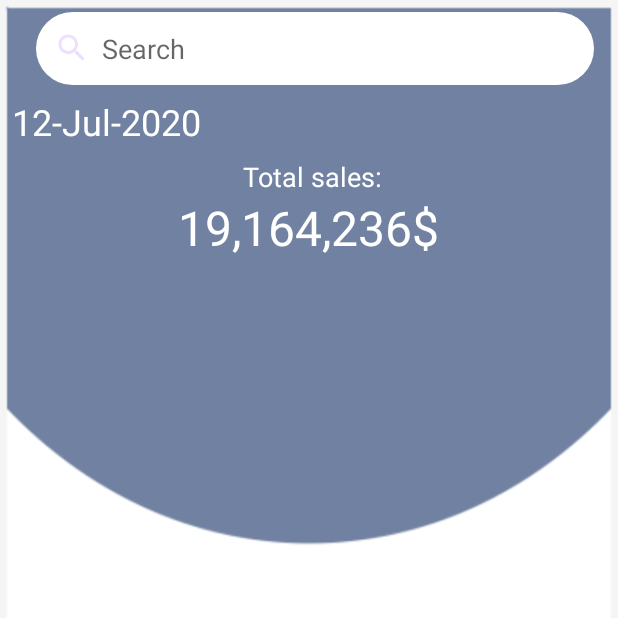
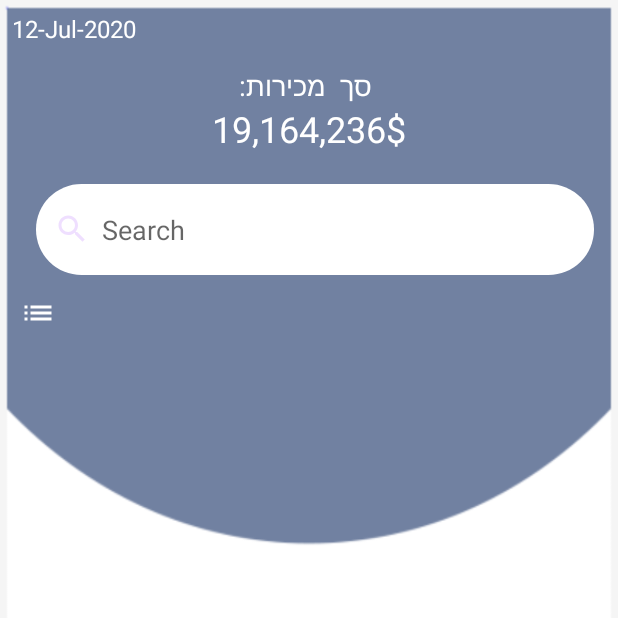
Before and after one commit to ShonOhana/salesApp, an Android app: the MainFragment screen opened directly, with no data from a screen before it, on a phone screen of 412 x 824 dp, the top half of it. Run offline under Robolectric (Android 15) with nearby library versions, the phone set to English and light mode, and no system bars; our stand-ins replace CircleImageView, Picasso, Room's generated code; pictures from the network do not load.

Commit message:
with layout change

```diff
--- a/app/build.gradle
+++ b/app/build.gradle
@@ -45,6 +45,10 @@ dependencies {
     implementation 'androidx.legacy:legacy-support-v4:1.0.0'
     implementation 'com.google.android.material:material:1.0.0'
     testImplementation 'junit:junit:4.12'
+
+    implementation 'com.google.android.gms:play-services-vision:15.0.0'
+    implementation 'com.thoughtbot:expandablerecyclerview:1.3'
+
     androidTestImplementation 'androidx.test.ext:junit:1.1.1'
     androidTestImplementation 'androidx.test.espresso:espresso-core:3.2.0'
 
--- a/app/src/main/AndroidManifest.xml
+++ b/app/src/main/AndroidManifest.xml
@@ -3,6 +3,8 @@
     package="com.example.postapp">
 
     <uses-permission android:name="android.permission.INTERNET" />
+    <uses-permission android:name="android.permission.READ_EXTERNAL_STORAGE"/>
+
 
 
     <application
@@ -24,6 +26,8 @@
                 <category android:name="android.intent.category.LAUNCHER" />
             </intent-filter>
         </activity>
+
+
     </application>
 
 </manifest>
--- a/app/src/main/java/com/example/postapp/ui/main/activities/MainActivity.java
+++ b/app/src/main/java/com/example/postapp/ui/main/activities/MainActivity.java
@@ -4,6 +4,10 @@ import androidx.appcompat.app.AppCompatActivity;
 
 import android.content.SharedPreferences;
 import android.os.Bundle;
+import android.view.Menu;
+import android.view.MenuInflater;
+import android.view.MenuItem;
+import android.widget.SearchView;
 
 import com.example.postapp.R;
 import com.example.postapp.ui.main.view.MainFragment;
@@ -40,5 +44,4 @@ public class MainActivity extends AppCompatActivity {
     }
 
 
-
 }
--- a/app/src/main/java/com/example/postapp/ui/main/adapters/ItemAdapter.java
+++ b/app/src/main/java/com/example/postapp/ui/main/adapters/ItemAdapter.java
@@ -60,7 +60,7 @@ public class ItemAdapter extends RecyclerView.Adapter<ItemAdapter.ViewHolder> im
     @Override
     public void onBindViewHolder(@NonNull ViewHolder holder, int position) {
 
-        Item item = itemList.get(position);
+        Item item = itemList.get(position + 1);
         holder.itemName.setText(item.getItemName());
 
         //animation
@@ -98,6 +98,7 @@ public class ItemAdapter extends RecyclerView.Adapter<ItemAdapter.ViewHolder> im
             dialogPrice.setText(item.getCostNis() + " ₪ ");
             purchaseBtn.setOnClickListener(b->{
 
+                //for the animation
                 Intent intent = new Intent(context, DetailActivity.class);
                 intent.putExtra("item_name", item.getItemName());
                 intent.putExtra("cost_nis", item.getCostNis());
@@ -134,6 +135,7 @@ public class ItemAdapter extends RecyclerView.Adapter<ItemAdapter.ViewHolder> im
 
     @Override
     public Filter getFilter() {
+
         return new Filter() {
             @Override
             protected FilterResults performFiltering(CharSequence charSequence) {
@@ -157,6 +159,7 @@ public class ItemAdapter extends RecyclerView.Adapter<ItemAdapter.ViewHolder> im
 
             @Override
             protected void publishResults(CharSequence charSequence, FilterResults filterResults) {
+                mDataFilter.clear();
                 mDataFilter = (List<Item>) filterResults.values;
                 notifyDataSetChanged();
             }
--- a/app/src/main/java/com/example/postapp/ui/main/asyctask/ItemAsyncTask.java
+++ b/app/src/main/java/com/example/postapp/ui/main/asyctask/ItemAsyncTask.java
@@ -35,6 +35,7 @@ public class ItemAsyncTask extends AsyncTask<Void, List<Item>, ArrayList<Item>>
     private MutableLiveData<List<Item>> listItems;
     private StringBuilder bstrb = null;
     private Context context;
+
 
     public ItemAsyncTask(MutableLiveData<List<Item>> listItems, Context context) {
         this.listItems = listItems;
--- a/app/src/main/java/com/example/postapp/ui/main/view/MainFragment.java
+++ b/app/src/main/java/com/example/postapp/ui/main/view/MainFragment.java
@@ -8,23 +8,37 @@ import androidx.annotation.NonNull;
 import androidx.annotation.Nullable;
 import androidx.fragment.app.Fragment;
 import androidx.recyclerview.widget.GridLayoutManager;
+import androidx.recyclerview.widget.ItemTouchHelper;
+import androidx.recyclerview.widget.LinearLayoutManager;
 import androidx.recyclerview.widget.RecyclerView;
+import androidx.room.Room;
+import androidx.room.RoomDatabase;
 
 import android.text.Editable;
 import android.text.TextWatcher;
 import android.view.LayoutInflater;
+import android.view.Menu;
+import android.view.MenuInflater;
+import android.view.MenuItem;
 import android.view.View;
 import android.view.ViewGroup;
+import android.widget.Button;
 import android.widget.EditText;
+import android.widget.ImageButton;
+import android.widget.SearchView;
 import android.widget.TextView;
+import android.widget.Toast;
 
 import com.example.postapp.R;
 import com.example.postapp.ui.main.adapters.ItemAdapter;
+import com.example.postapp.ui.main.asyctask.ItemAsyncTask;
+import com.example.postapp.ui.main.sqlite.room.ItemsDatabase;
 
 import java.text.SimpleDateFormat;
 import java.util.Calendar;
 import java.util.Date;
 import java.util.Locale;
+import java.util.Objects;
 import java.util.Random;
 
 public class MainFragment extends Fragment {
@@ -33,6 +47,8 @@ public class MainFragment extends Fragment {
     private TextView headerSales;
     private TextView date;
     private EditText searchInput;
+    private ItemAdapter itemAdapter;
+    private boolean layoutNotChanged = true;
 
     public MainFragment() {
 
@@ -49,8 +65,6 @@ public class MainFragment extends Fragment {
         //set the search
         searchInput = view.findViewById(R.id.et_search);
 
-
-
         //set the current sales header
         setSalesTitle(view);
 
@@ -61,10 +75,40 @@ public class MainFragment extends Fragment {
         final RecyclerView recyclerView = view.findViewById(R.id.my_rv);
         GridLayoutManager gridLayoutManager = new GridLayoutManager(getContext(),2,RecyclerView.VERTICAL,false);
 
+        ImageButton changeLayout = view.findViewById(R.id.layout_btn);
+        changeLayout.setOnClickListener(b->{
+            if (layoutNotChanged){
+                recyclerView.setLayoutManager(new LinearLayoutManager(getContext()));
+                changeLayout.setImageResource(R.drawable.ic_grid);
+                layoutNotChanged = false;
+            }else {
+                recyclerView.setLayoutManager(gridLayoutManager);
+                changeLayout.setImageResource(R.drawable.ic_list);
+                layoutNotChanged = true;
+            }
+
+        });
+
         mViewModel.getmItems().observe(getViewLifecycleOwner(),(items) ->{
-            ItemAdapter itemAdapter = new ItemAdapter(items,getContext(),getLayoutInflater());
+            itemAdapter = new ItemAdapter(items,getContext(),getLayoutInflater());
             recyclerView.setLayoutManager(gridLayoutManager);
             recyclerView.setAdapter(itemAdapter);
+
+
+            new ItemTouchHelper(new ItemTouchHelper.SimpleCallback(0, ItemTouchHelper.LEFT | ItemTouchHelper.RIGHT) {
+                @Override
+                public boolean onMove(@NonNull RecyclerView recyclerView, @NonNull RecyclerView.ViewHolder viewHolder, @NonNull RecyclerView.ViewHolder target) {
+                    return false;
+                }
+
+                @Override
+                public void onSwiped(@NonNull RecyclerView.ViewHolder viewHolder, int direction) {
+
+                    Toast.makeText(getContext(), "Saved to Favorites", Toast.LENGTH_SHORT).show();
+
+                }
+            }).attachToRecyclerView(recyclerView);
+
 
             searchInput.addTextChangedListener(new TextWatcher() {
                 @Override
@@ -107,4 +151,5 @@ public class MainFragment extends Fragment {
         date.setText(formattedDate);
     }
 
+
 }
--- a/app/src/main/res/drawable/card_bg.xml
+++ b/app/src/main/res/drawable/card_bg.xml
@@ -1,6 +1,6 @@
 <?xml version="1.0" encoding="utf-8"?>
 <shape xmlns:android="http://schemas.android.com/apk/res/android">
-    <solid android:color="@color/colorAccent"/>
+    <solid android:color="#279AF6"/>
     <corners android:radius="16dp"/>
     <stroke android:color="#ffffff" android:width="1dp"/>
 </shape>
--- /dev/null
+++ b/app/src/main/res/drawable/ic_grid.xml
@@ -0,0 +1,5 @@
+<vector android:height="24dp" android:tint="#FFFFFF"
+    android:viewportHeight="24" android:viewportWidth="24"
+    android:width="24dp" xmlns:android="http://schemas.android.com/apk/res/android">
+    <path android:fillColor="@android:color/white" android:pathData="M20,2L4,2c-1.1,0 -2,0.9 -2,2v16c0,1.1 0.9,2 2,2h16c1.1,0 2,-0.9 2,-2L22,4c0,-1.1 -0.9,-2 -2,-2zM8,20L4,20v-4h4v4zM8,14L4,14v-4h4v4zM8,8L4,8L4,4h4v4zM14,20h-4v-4h4v4zM14,14h-4v-4h4v4zM14,8h-4L10,4h4v4zM20,20h-4v-4h4v4zM20,14h-4v-4h4v4zM20,8h-4L16,4h4v4z"/>
+</vector>
--- /dev/null
+++ b/app/src/main/res/drawable/ic_list.xml
@@ -0,0 +1,5 @@
+<vector android:height="24dp" android:tint="#FFFFFF"
+    android:viewportHeight="24" android:viewportWidth="24"
+    android:width="24dp" xmlns:android="http://schemas.android.com/apk/res/android">
+    <path android:fillColor="@android:color/white" android:pathData="M3,13h2v-2L3,11v2zM3,17h2v-2L3,15v2zM3,9h2L5,7L3,7v2zM7,13h14v-2L7,11v2zM7,17h14v-2L7,15v2zM7,7v2h14L21,7L7,7z"/>
+</vector>
--- /dev/null
+++ b/app/src/main/res/drawable/layout_button.xml
@@ -0,0 +1,7 @@
+<?xml version="1.0" encoding="utf-8"?>
+<shape xmlns:android="http://schemas.android.com/apk/res/android"
+    android:shape="rectangle">
+
+    <corners android:radius="10dp"/>
+
+</shape>
--- a/app/src/main/res/layout/item_dialog.xml
+++ b/app/src/main/res/layout/item_dialog.xml
@@ -43,7 +43,7 @@
             android:layout_height="wrap_content"
             android:drawablePadding="10dp"
             android:padding="10dp"
-            android:text="רכישה"
+            android:text="למוצר"
             android:drawableStart="@drawable/ic_baseline_shop_24"
             android:textAlignment="textStart" />
 
@@ -54,7 +54,7 @@
             android:drawablePadding="10dp"
             android:padding="10dp"
             android:drawableStart="@drawable/ic_baseline_web_24"
-            android:text="אתר"
+            android:text="לאתר"
             android:textAlignment="textStart" />
     </LinearLayout>
 
--- a/app/src/main/res/layout/main_fragment.xml
+++ b/app/src/main/res/layout/main_fragment.xml
@@ -9,9 +9,46 @@
     android:weightSum="100"
     tools:context=".ui.main.activities.MainActivity">
 
+    <RelativeLayout
+        android:layout_weight="15"
+        android:layout_width="match_parent"
+        android:layout_height="0dp">
+
+
+        <TextView
+            android:id="@+id/text_date"
+            android:textSize="16sp"
+            android:text=" date:"
+            android:layout_marginStart="8dp"
+            android:layout_marginTop="8dp"
+            android:textColor="@android:color/white"
+            android:layout_width="wrap_content"
+            android:layout_height="wrap_content" />
+
+        <TextView
+            android:id="@+id/text_header"
+            android:textSize="18sp"
+            android:text=" סך  מכירות:"
+            android:textColor="@android:color/white"
+            android:layout_centerInParent="true"
+            android:layout_width="wrap_content"
+            android:layout_height="wrap_content" />
+
+        <TextView
+            android:id="@+id/text_grid"
+            android:textSize="24sp"
+            android:text=" number"
+            android:textColor="@android:color/white"
+            android:layout_below="@+id/text_header"
+            android:layout_centerHorizontal="true"
+            android:layout_width="wrap_content"
+            android:layout_height="wrap_content" />
+
+    </RelativeLayout>
+
     <EditText
         android:id="@+id/et_search"
-        android:layout_weight="6"
+        android:layout_weight="8"
         android:layout_width="match_parent"
         android:layout_height="0dp"
         android:layout_marginStart="24dp"
@@ -29,42 +66,13 @@
         app:layout_constraintTop_toTopOf="parent"
         android:autofillHints="search_bar" />
 
-    <RelativeLayout
-        android:layout_weight="15"
-        android:layout_width="match_parent"
-        android:layout_height="0dp">
 
-        <TextView
-            android:id="@+id/text_date"
-            android:textSize="24sp"
-            android:text=" date:"
-            android:layout_marginStart="8dp"
-            android:layout_marginTop="8dp"
-            android:textColor="@android:color/white"
-            android:layout_width="wrap_content"
-            android:layout_height="wrap_content" />
-
-        <TextView
-            android:id="@+id/text_header"
-            android:textSize="18sp"
-            android:text=" Total sales:"
-            android:textColor="@android:color/white"
-            android:layout_centerInParent="true"
-            android:layout_width="wrap_content"
-            android:layout_height="wrap_content" />
-
-        <TextView
-            android:id="@+id/text_grid"
-            android:textSize="32sp"
-            android:text=" number"
-            android:textColor="@android:color/white"
-            android:layout_below="@+id/text_header"
-            android:layout_centerHorizontal="true"
-            android:layout_width="wrap_content"
-            android:layout_height="wrap_content" />
-
-    </RelativeLayout>
-
+    <ImageButton
+        android:id="@+id/layout_btn"
+        android:layout_width="50dp"
+        android:layout_height="50dp"
+        android:background="@drawable/layout_button"
+        android:src="@drawable/ic_list"/>
 
     <androidx.recyclerview.widget.RecyclerView
         android:layout_width="match_parent"
```
Also changed, not shown: app/src/main/java/com/example/postapp/ui/main/model/Item.java (+4 -4 lines), app/src/main/java/com/example/postapp/ui/main/view/DetailFragment.java (+20 -1 lines), app/src/main/res/layout-v21/fragment_detail.xml (+12 -2 lines), app/src/main/res/layout/single_row_item_list.xml (added, +65 -0 lines), app/src/main/res/menu/activity_main_drawer.xml (+8 -7 lines).
